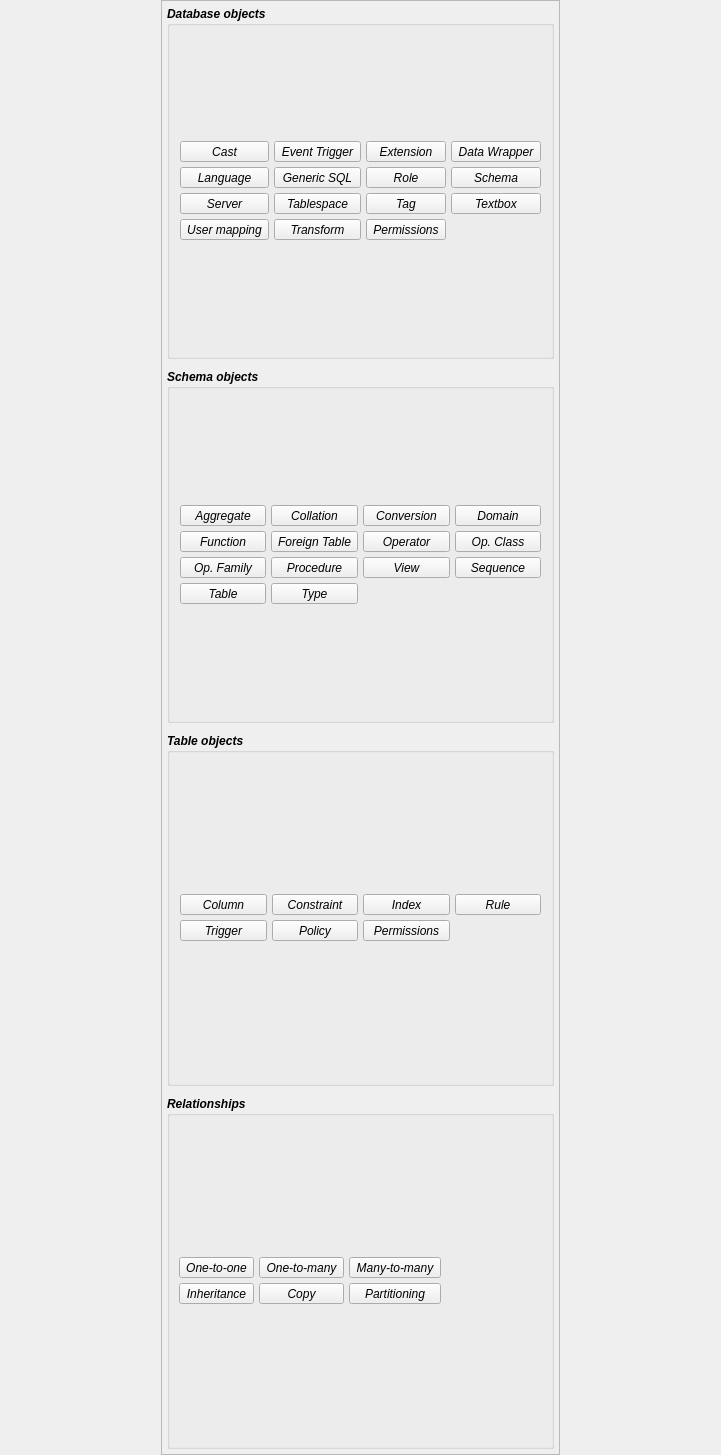
This is libs/libgui/ui/widgets/newobjectoverlaywidget.ui in pgmodeler/pgmodeler as Qt 5 draws it before an edit. The edited form follows.
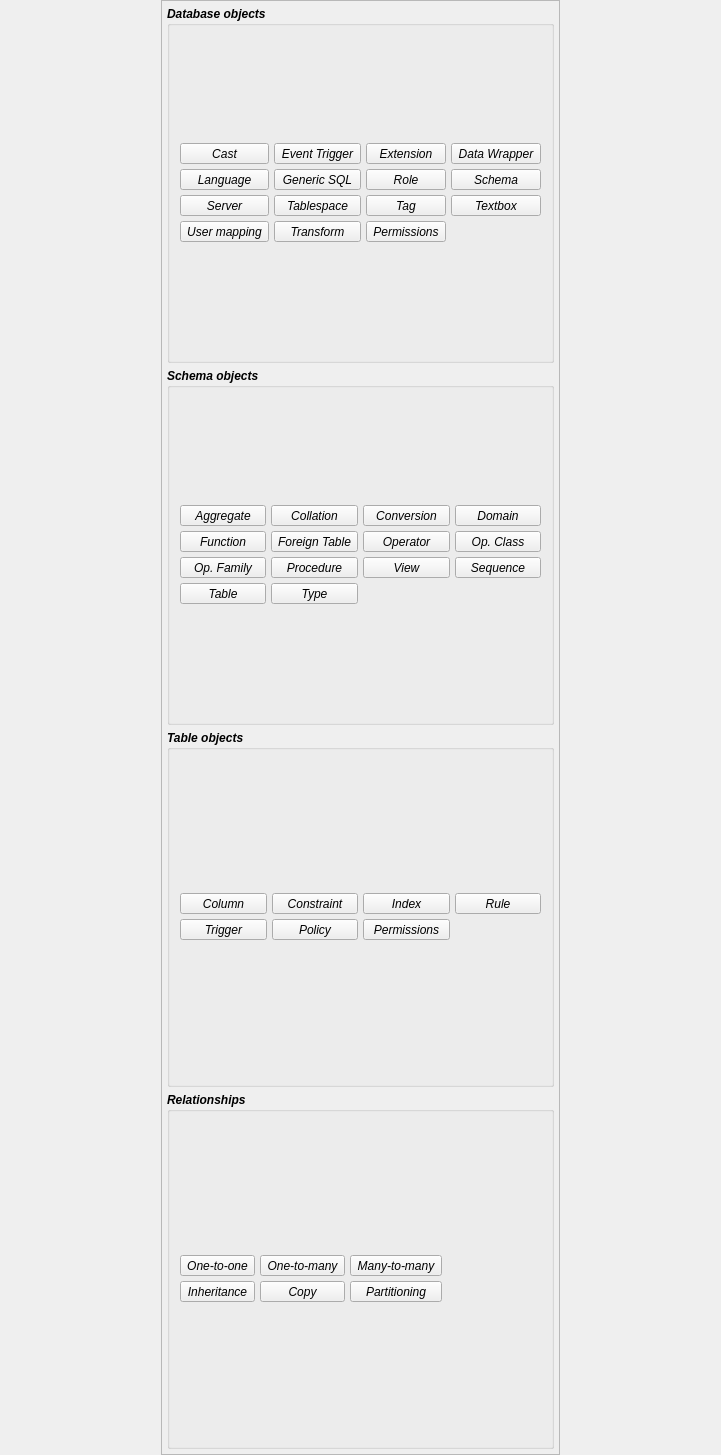
This is the edited form. Icons and pictures are not drawn.

```diff
--- a/libs/libgui/ui/widgets/newobjectoverlaywidget.ui
+++ b/libs/libgui/ui/widgets/newobjectoverlaywidget.ui
@@ -66,7 +66,7 @@
      </property>
      <layout class="QVBoxLayout" name="verticalLayout">
       <property name="spacing">
-       <number>10</number>
+       <number>5</number>
       </property>
       <property name="leftMargin">
        <number>5</number>
@@ -1680,7 +1680,7 @@
            </property>
            <layout class="QGridLayout" name="gridLayout_5">
             <property name="leftMargin">
-             <number>4</number>
+             <number>5</number>
             </property>
             <property name="topMargin">
              <number>5</number>
```
